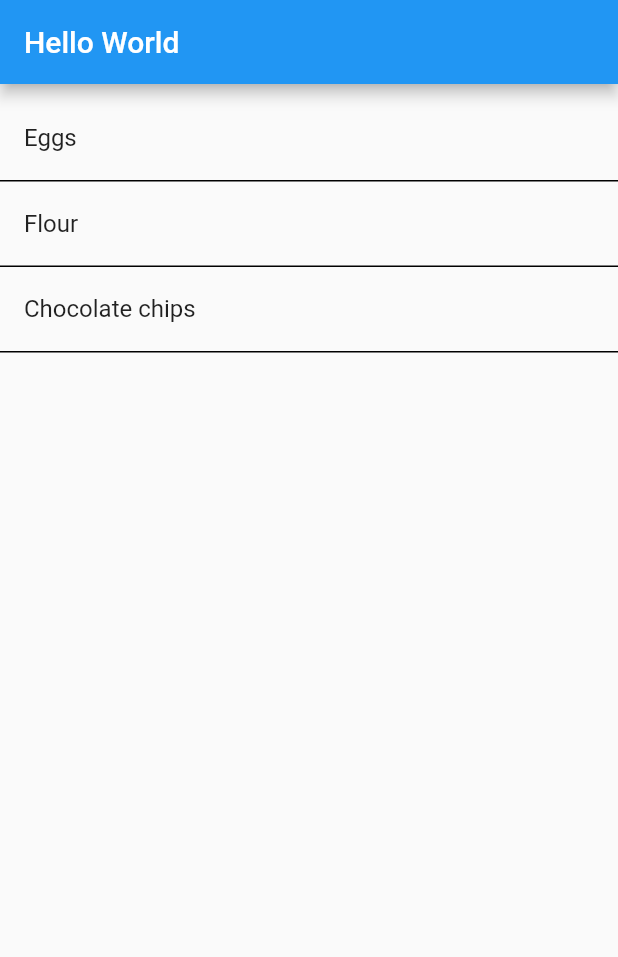
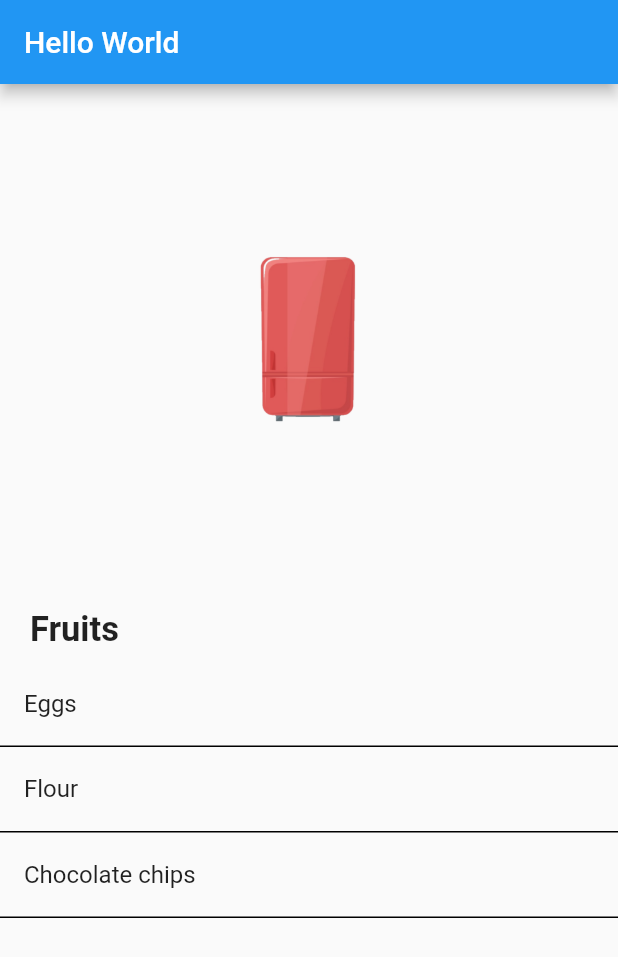
Before and after one commit to SideProjectHub/KitchenReceiptDatabase, a Flutter app: the screen it shows after launch, on a phone screen of 412 x 824 dp. Shown: the top 957 px of the screen. Run offline on Flutter 3.47's test engine with Material 2 defaults, Android fonts, the light colour scheme and no system bars; missing offline and left inert: dart:html.

Commit message:
Combined menu and list/fixed alignment

```diff
--- a/frontend/project/lib/Screens/FoodPage/Components/food_list.dart
+++ b/frontend/project/lib/Screens/FoodPage/Components/food_list.dart
@@ -3,10 +3,12 @@ import 'package:flutter/material.dart';
 /*Food List */
 /************************************************* */
 class FoodList extends StatefulWidget {
-  FoodList({Key? key, required this.foods}) : super(key: key);
+  FoodList({Key? key, required this.foods, required this.category})
+      : super(key: key);
 
   //Takes in list of foods
   List<Food> foods;
+  String category;
 
   @override
   _FoodListState createState() => _FoodListState();
@@ -22,9 +24,19 @@ class _FoodListState extends State<FoodList> {
 
   Widget build(BuildContext context) {
     return Container(
+      width: 600,
       child: Column(
         //title here
-        children: [
+        children: <Widget>[
+          Row(children: <Widget>[
+            Padding(
+              padding: const EdgeInsets.only(top: 10.0, left: 20),
+              child: Text(
+                '${widget.category}',
+                style: TextStyle(fontWeight: FontWeight.bold, fontSize: 23),
+              ),
+            )
+          ]),
           ListView(
             shrinkWrap: true,
             padding: EdgeInsets.symmetric(vertical: 8.0),
--- a/frontend/project/lib/Screens/FoodPage/Components/fridge_menu.dart
+++ b/frontend/project/lib/Screens/FoodPage/Components/fridge_menu.dart
@@ -19,7 +19,12 @@ class _FridgeMenuState extends State<FridgeMenu>
 
   @override
   Widget build(BuildContext context) {
-    return RadialAnimation(controller: controller);
+    return Container(
+      margin: const EdgeInsets.symmetric(vertical: 20),
+      width: double.infinity,
+      height: 300,
+      child: RadialAnimation(controller: controller),
+    );
   }
 }
 
@@ -33,7 +38,7 @@ class RadialAnimation extends StatelessWidget {
         ),
         translation = Tween<double>(
           begin: 0.0,
-          end: 150.0,
+          end: 125.0,
         ).animate(CurvedAnimation(
           parent: controller,
           curve: Curves.elasticOut,
@@ -70,14 +75,14 @@ class RadialAnimation extends StatelessWidget {
               scale: scale.value - 1.5,
               child: new IconButton(
                   icon: Image.asset('assets/images/opened_fridge.png'),
-                  iconSize: 100,
+                  iconSize: 75,
                   onPressed: _close),
             ),
             Transform.scale(
               scale: scale.value,
               child: new IconButton(
                   icon: Image.asset('assets/images/closed_fridge.PNG'),
-                  iconSize: 100,
+                  iconSize: 75,
                   onPressed: _open),
             ),
           ]);
@@ -99,7 +104,11 @@ class RadialAnimation extends StatelessWidget {
           shape: CircleBorder(),
         ),
         child: new IconButton(
-            icon: icon, iconSize: 50, color: Colors.white, onPressed: _close),
+          icon: icon,
+          iconSize: 30,
+          color: Colors.white,
+          onPressed: _close,
+        ),
       )),
     );
   }
@@ -109,7 +118,6 @@ class RadialAnimation extends StatelessWidget {
   }
 
   _close() {
-    print("Hello");
     controller.reverse();
   }
 }
--- a/frontend/project/lib/Screens/FoodPage/user_food_page.dart
+++ b/frontend/project/lib/Screens/FoodPage/user_food_page.dart
@@ -19,15 +19,19 @@ class _UserFoodPageState extends State<UserFoodPage> {
       appBar: AppBar(
         title: Text("Hello World"),
       ),
-      body: Center(
-        child: FoodList(
-          foods: <Food>[
-            Food(name: 'Eggs'),
-            Food(name: 'Flour'),
-            Food(name: 'Chocolate chips')
+      body: Container(
+        child: Column(
+          crossAxisAlignment: CrossAxisAlignment.center,
+          mainAxisAlignment: MainAxisAlignment.start,
+          children: [
+            FridgeMenu(),
+            FoodList(foods: <Food>[
+              Food(name: 'Eggs'),
+              Food(name: 'Flour'),
+              Food(name: 'Chocolate chips')
+            ], category: "Fruits"),
           ],
         ),
-        // child: FridgeMenu(),
       ),
     );
   }
```
